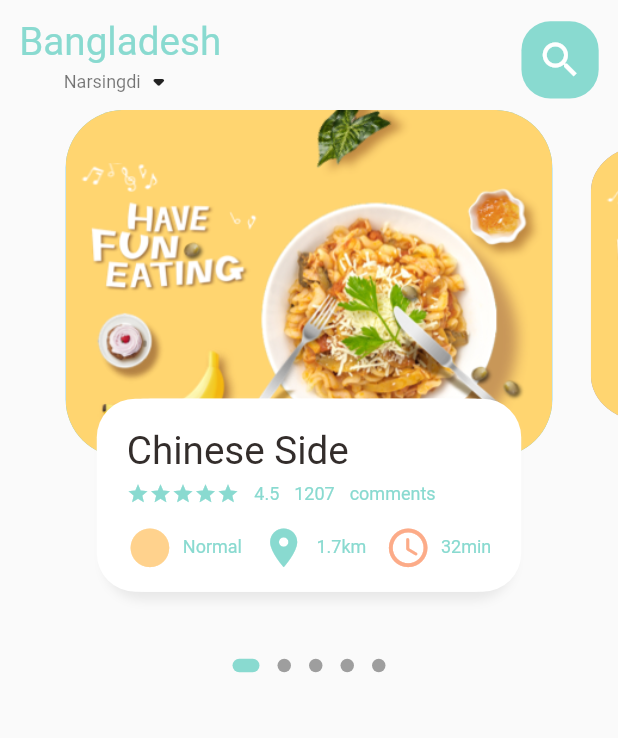
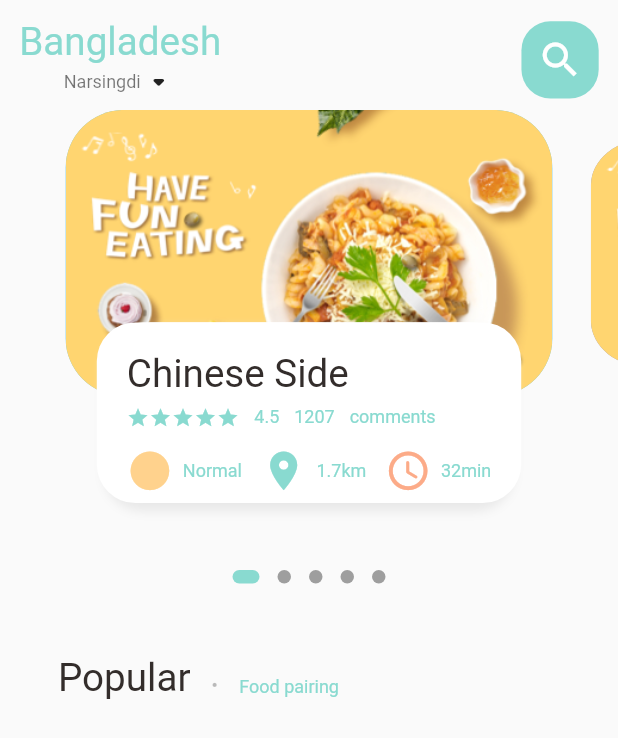
Before and after one commit to Kalam031/food_delivery, a Flutter app: the screen it shows after launch, on a phone screen of 412 x 824 dp. Shown: the top 738 px of the screen. Run offline on Flutter 3.47's test engine with Material 2 defaults, Android fonts, the phone set to English and light mode, and no system bars; drawn by our look-alikes of dots_indicator; our stand-ins replace get.

Commit message:
popular text in food page body

```diff
--- a/lib/home/food_page_body.dart
+++ b/lib/home/food_page_body.dart
@@ -39,6 +39,7 @@ class _FoodPageBodyState extends State<FoodPageBody> {
   Widget build(BuildContext context) {
     return Column(
       children: [
+        //Slider Section
         Container(
           //color: Colors.redAccent,
           height: Dimensions.pageView,
@@ -50,6 +51,7 @@ class _FoodPageBodyState extends State<FoodPageBody> {
             }),
           ),
         ),
+        //dots
         DotsIndicator(
           dotsCount: 5,
           position: _currPageValue,
@@ -59,6 +61,36 @@ class _FoodPageBodyState extends State<FoodPageBody> {
             activeSize: const Size(18.0, 9.0),
             activeShape: RoundedRectangleBorder(
                 borderRadius: BorderRadius.circular(5.0)),
+          ),
+        ),
+        //Popular text
+        SizedBox(height: Dimensions.height30),
+        Container(
+          margin: EdgeInsets.only(left: Dimensions.width30),
+          child: Row(
+            crossAxisAlignment: CrossAxisAlignment.end,
+            children: [
+              BigText(text: "Popular"),
+              SizedBox(
+                width: Dimensions.height10,
+              ),
+              Container(
+                margin: EdgeInsets.only(bottom: 3),
+                child: BigText(
+                  text: ".",
+                  color: Colors.black26,
+                ),
+              ),
+              SizedBox(
+                width: Dimensions.height10,
+              ),
+              Container(
+                margin: EdgeInsets.only(bottom: 2),
+                child: SmallText(
+                  text: 'Food pairing',
+                ),
+              ),
+            ],
           ),
         ),
       ],
--- a/lib/utils/dimensions.dart
+++ b/lib/utils/dimensions.dart
@@ -4,9 +4,9 @@ class Dimensions {
   static double screenHeight = Get.context!.height;
   static double screenWidth = Get.context!.width;
 
-  static double pageView = screenHeight / 2.29;
-  static double pageViewContainer = screenHeight / 3.56;
-  static double pageViewTextContainer = screenHeight / 6.4;
+  static double pageView = screenHeight / 2.74;
+  static double pageViewContainer = screenHeight / 4.32;
+  static double pageViewTextContainer = screenHeight / 6.84;
 //dynamic height padding and margin
   static double height5 = screenHeight / 128;
   static double height10 = screenHeight / 64;
```
